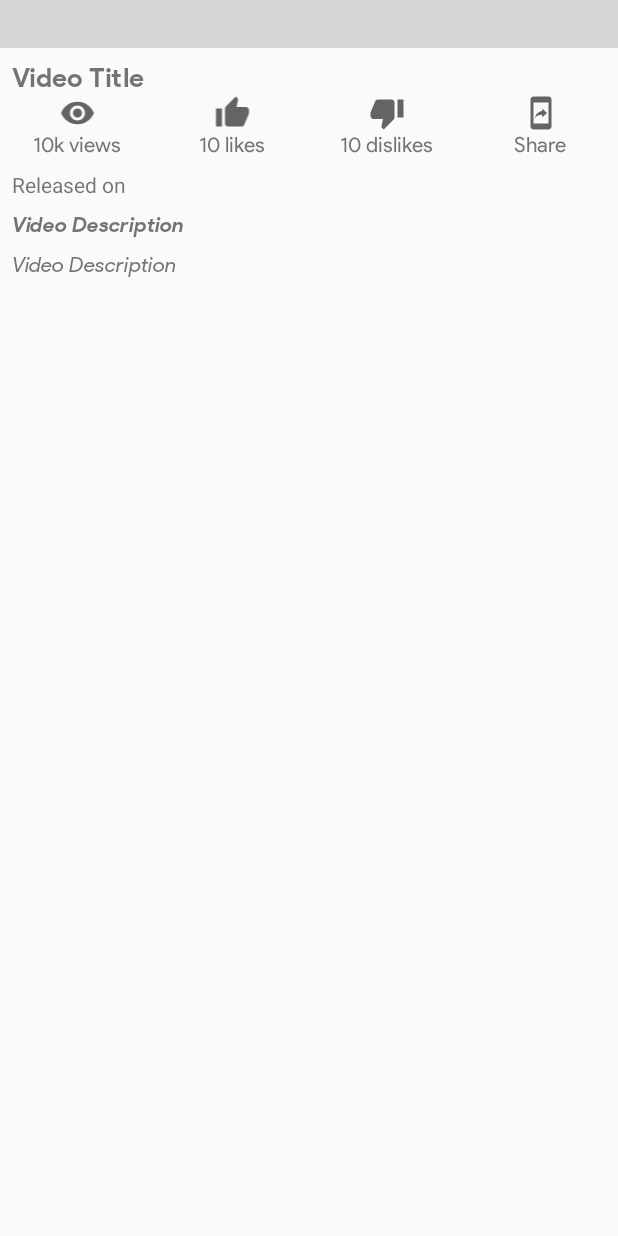
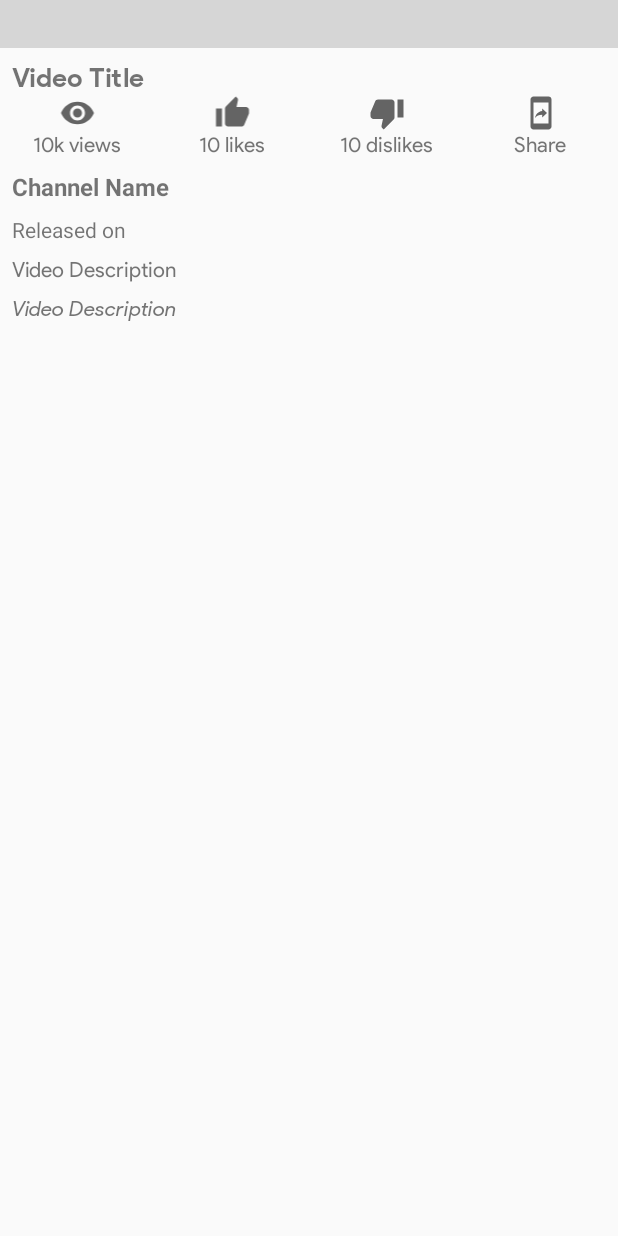
Before and after one commit to Carrieukie/Viddeoozone, an Android app: the layout activity_watching.xml on its own in the app's theme, with its tools: preview values and no code run, on a phone screen of 412 x 824 dp. Run offline under Robolectric (Android 15) with nearby library versions, the phone set to English and light mode, and no system bars; plain views replace YouTubePlayerView; grey boxes are pictures that could not be loaded.

Commit message:
Shimmering description

```diff
--- a/app/build.gradle
+++ b/app/build.gradle
@@ -101,8 +101,10 @@ dependencies {
 
     //Leak Canary
     debugImplementation 'com.squareup.leakcanary:leakcanary-android:2.4'
-
+    //Joda time
     implementation 'net.danlew:android.joda:2.10.6.1'
+    //Shimmer animation
+    implementation 'com.facebook.shimmer:shimmer:0.5.0'
 
     testImplementation 'junit:junit:4.12'
     androidTestImplementation 'androidx.test.ext:junit:1.1.2'
--- a/app/src/main/AndroidManifest.xml
+++ b/app/src/main/AndroidManifest.xml
@@ -8,7 +8,7 @@
 
     <application
         android:allowBackup="true"
-        android:icon="@mipmap/ic_launcher"
+        android:icon="@drawable/icon"
         android:name=".Videoozone"
         android:label="@string/app_name"
         android:roundIcon="@mipmap/ic_launcher_round"
@@ -17,12 +17,10 @@
         <activity android:name=".ui.activities.watching.WatchingActivity"
             android:label="Trending videos"
             android:parentActivityName=".ui.activities.main.MainActivity"
-            android:theme="@style/AppTheme.theme"
-            >
+            android:theme="@style/AppTheme.theme">
         </activity>
         <activity
             android:name=".ui.activities.main.MainActivity"
-            android:label="YT Trending videos"
             android:configChanges="orientation|screenSize">
             <intent-filter>
                 <action android:name="android.intent.action.MAIN" />
--- a/app/src/main/java/com/karis/videoozone/ui/activities/main/MainActivity.kt
+++ b/app/src/main/java/com/karis/videoozone/ui/activities/main/MainActivity.kt
@@ -106,10 +106,5 @@ class MainActivity : AppCompatActivity(), Onclick {
         }
     }
 
-    private fun setFadeAnimation(view: View) {
-        val anim = AlphaAnimation(0.0f, 1.0f)
-        anim.duration = 1000
-        view.startAnimation(anim)
-    }
 
 }
--- a/app/src/main/res/layout/activity_watching.xml
+++ b/app/src/main/res/layout/activity_watching.xml
@@ -1,10 +1,9 @@
 <?xml version="1.0" encoding="utf-8"?>
-<androidx.constraintlayout.motion.widget.MotionLayout xmlns:android="http://schemas.android.com/apk/res/android"
+<androidx.constraintlayout.widget.ConstraintLayout xmlns:android="http://schemas.android.com/apk/res/android"
     xmlns:app="http://schemas.android.com/apk/res-auto"
     xmlns:tools="http://schemas.android.com/tools"
     android:layout_width="match_parent"
     android:layout_height="match_parent"
-    app:layoutDescription="@xml/activity_watching_scene"
     tools:context=".ui.activities.watching.WatchingActivity">
 
     <com.pierfrancescosoffritti.androidyoutubeplayer.core.player.views.YouTubePlayerView
@@ -13,6 +12,7 @@
         android:layout_height="wrap_content"
         android:transitionName="image"
         app:autoPlay="false"
+        app:showYouTubeButton="false"
         app:layout_constraintEnd_toEndOf="parent"
         app:layout_constraintStart_toStartOf="parent"
         app:layout_constraintTop_toTopOf="parent"
@@ -34,6 +34,19 @@
         app:layout_constraintStart_toStartOf="@+id/youtube_player_view"
         app:layout_constraintTop_toBottomOf="@+id/youtube_player_view" />
 
+
+    <com.facebook.shimmer.ShimmerFrameLayout
+        android:layout_width="match_parent"
+        app:shimmer_duration="100"
+        app:shimmer_repeat_delay="5000"
+        android:layout_height="0dp"
+        app:layout_constraintBottom_toBottomOf="parent"
+        app:layout_constraintTop_toBottomOf="@+id/textView_VideoTitle">
+
+        <androidx.constraintlayout.widget.ConstraintLayout
+            android:layout_width="match_parent"
+            android:layout_height="match_parent">
+
             <LinearLayout
                 android:id="@+id/linearLayout"
                 android:layout_width="match_parent"
@@ -43,7 +56,7 @@
                 android:weightSum="4"
                 app:layout_constraintEnd_toEndOf="parent"
                 app:layout_constraintStart_toStartOf="parent"
-        app:layout_constraintTop_toBottomOf="@+id/textView_VideoTitle">
+                app:layout_constraintTop_toTopOf="parent">
 
                 <LinearLayout
                     android:layout_width="match_parent"
@@ -116,7 +129,7 @@
                     android:orientation="vertical">
 
                     <ImageView
-                android:id="@+id/imageView5"
+                        android:id="@+id/share_intent"
                         android:layout_width="match_parent"
                         android:layout_height="wrap_content"
                         app:srcCompat="@drawable/ic_share" />
@@ -131,13 +144,35 @@
                 </LinearLayout>
             </LinearLayout>
 
+            <TextView
+                android:id="@+id/textView_ReleaseDate"
+                android:layout_width="wrap_content"
+                android:layout_height="wrap_content"
+                android:layout_marginStart="8dp"
+                android:layout_marginTop="8dp"
+                android:text="Released on"
+                app:layout_constraintStart_toStartOf="parent"
+                app:layout_constraintTop_toBottomOf="@+id/textView_channelName" />
+
+            <TextView
+                android:id="@+id/textView7"
+                android:layout_width="wrap_content"
+                android:layout_height="wrap_content"
+                android:layout_marginStart="8dp"
+                android:layout_marginTop="8dp"
+                android:fontFamily="@font/product_sans_regular"
+                android:text="Video Description"
+                app:layout_constraintStart_toStartOf="parent"
+                app:layout_constraintTop_toBottomOf="@+id/textView_ReleaseDate" />
+
             <androidx.core.widget.NestedScrollView
                 android:id="@+id/visibility"
                 android:layout_width="match_parent"
-        android:layout_height="wrap_content"
+                android:layout_height="0dp"
                 android:layout_marginStart="8dp"
                 android:layout_marginTop="8dp"
                 android:layout_marginEnd="8dp"
+                app:layout_constraintBottom_toBottomOf="parent"
                 app:layout_constraintEnd_toEndOf="parent"
                 app:layout_constraintHorizontal_bias="1.0"
                 app:layout_constraintStart_toStartOf="parent"
@@ -154,24 +189,20 @@
             </androidx.core.widget.NestedScrollView>
 
             <TextView
-        android:id="@+id/textView_ReleaseDate"
+                android:id="@+id/textView_channelName"
                 android:layout_width="wrap_content"
                 android:layout_height="wrap_content"
                 android:layout_marginStart="8dp"
                 android:layout_marginTop="8dp"
-        android:text="Released on"
+                android:text="Channel Name"
+                android:textSize="16sp"
+                android:textStyle="bold"
                 app:layout_constraintStart_toStartOf="parent"
                 app:layout_constraintTop_toBottomOf="@+id/linearLayout" />
+        </androidx.constraintlayout.widget.ConstraintLayout>
 
-    <TextView
-        android:id="@+id/textView7"
-        android:layout_width="wrap_content"
-        android:layout_height="wrap_content"
-        android:layout_marginStart="8dp"
-        android:layout_marginTop="8dp"
-        android:fontFamily="@font/product_sans_bold_italic"
-        android:text="Video Description"
-        app:layout_constraintStart_toStartOf="parent"
-        app:layout_constraintTop_toBottomOf="@+id/textView_ReleaseDate" />
+    </com.facebook.shimmer.ShimmerFrameLayout>
 
-</androidx.constraintlayout.motion.widget.MotionLayout>
+
+
+</androidx.constraintlayout.widget.ConstraintLayout>
```
Also changed, not shown: app/src/main/java/com/karis/videoozone/ui/activities/watching/WatchingActivity.kt (+21 -0 lines), app/src/main/res/drawable/icon.xml (added, +9 -0 lines), app/src/main/res/xml/activity_watching_scene.xml (+47 -0 lines), app/src/main/res/icon.png (added). Lines whose indentation alone changed are shown as unchanged.
